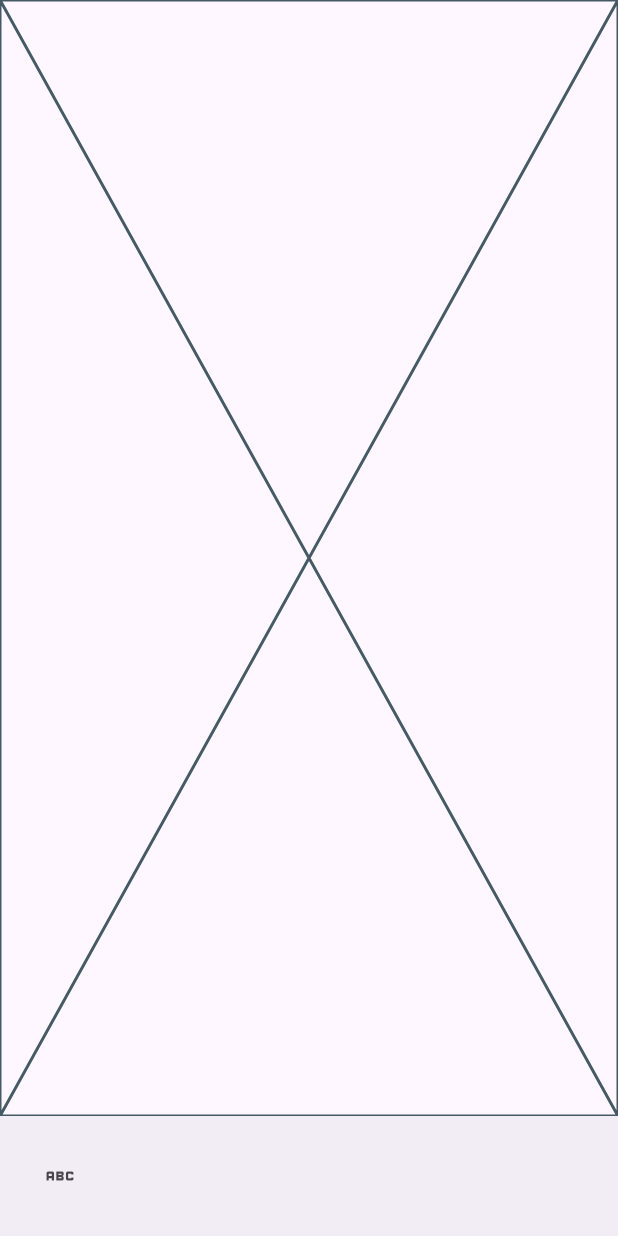
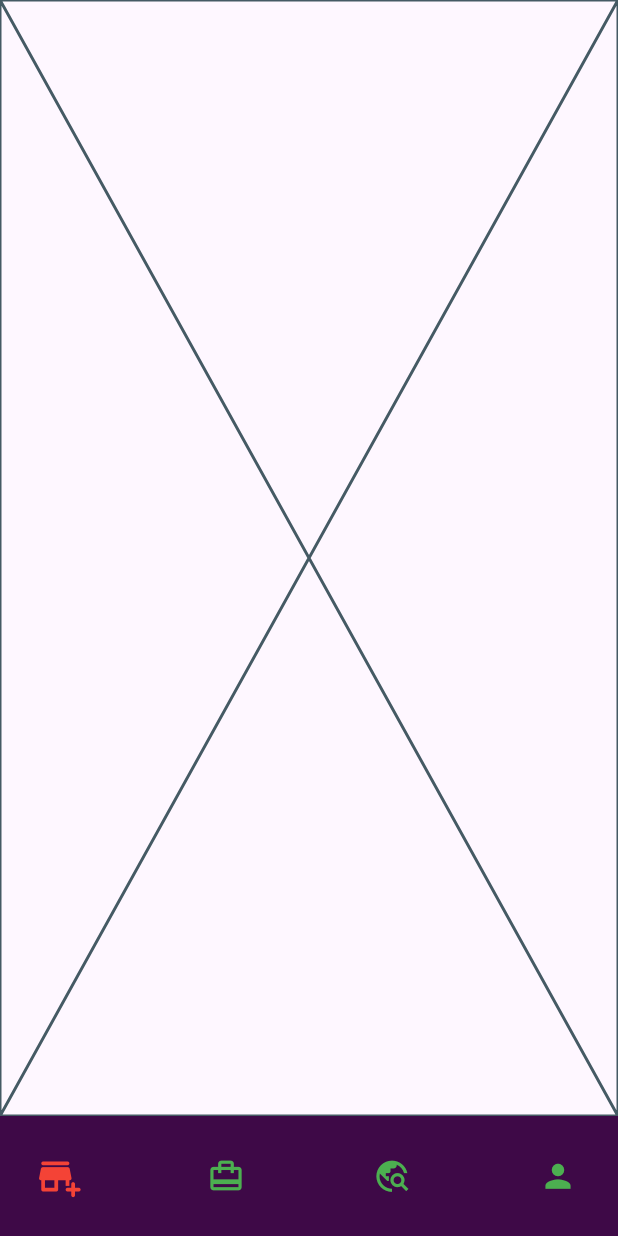
Before and after one commit to nabin1079/Foodu-app, a Flutter app: the HomePage screen opened directly, on a phone screen of 412 x 824 dp. Run offline on Flutter 3.47's test engine with Material 3 defaults, Android fonts, the phone set to English and light mode, and no system bars; our stand-ins replace fluttertoast, font_awesome_flutter, shared_preferences; accounts and stored records are empty.

```diff
--- a/lib/main.dart
+++ b/lib/main.dart
@@ -1,6 +1,7 @@
 import 'package:ecommerce/views/splash_screen.dart';
 
 import 'package:flutter/material.dart';
+import 'package:fluttertoast/fluttertoast.dart';
 
 void main() {
   runApp(const MyApp());
@@ -13,6 +14,7 @@ class MyApp extends StatelessWidget {
   @override
   Widget build(BuildContext context) {
     return MaterialApp(
+      builder: FToastBuilder(),
       title: 'Flutter Demo',
       theme: ThemeData(
 
--- a/lib/views/navbar/home.dart
+++ b/lib/views/navbar/home.dart
@@ -1,3 +1,4 @@
+import 'package:ecommerce/views/navbar/explore.dart';
 import 'package:ecommerce/views/navbar/orders.dart';
 import 'package:ecommerce/views/navbar/profile.dart';
 import 'package:ecommerce/views/navbar/shop.dart';
@@ -12,22 +13,102 @@ class HomePage extends StatefulWidget {
 }
 
 class _HomePageState extends State<HomePage> {
-  int index =0;
-final List<Widget> tabs=[
-  const Shoppage(),
-  const Orderpage(),
-  const Profilepage(),
-
-];
+  int index = 0;
+  final List<Widget> tabs = [
+    const Shoppage(),
+    const Orderpage(),
+    const Explorepage(),
+    const Profilepage(),
+  ];
 
   @override
   Widget build(BuildContext context) {
-    return  Scaffold(
+    return Scaffold(
       body: tabs[index],
-      bottomNavigationBar: BottomAppBar(child: Row(children: [
-        IconButton(onPressed: (){}, icon: const Icon(Icons.abc))
-
-      ],),),
+      bottomNavigationBar: BottomAppBar(
+        color: const Color.fromARGB(255, 62, 9, 71),
+        child: Row(
+          mainAxisAlignment: MainAxisAlignment.spaceBetween,
+          children: [
+            IconButton(
+              padding: EdgeInsets.zero,
+              onPressed: () {
+                setState(() {
+                  index = 0;
+                });
+              },
+              icon: index == 0
+                  ? const Icon(
+                      Icons.add_business_rounded,
+                      color: Colors.red,
+                      size: 30,
+                    )
+                  : const Icon(
+                      Icons.add_business_rounded,
+                      color: Colors.green,
+                      size: 25,
+                    ),
+            ),
+            IconButton(
+              padding: EdgeInsets.zero,
+              onPressed: () {
+                setState(() {
+                  index = 1;
+                });
+              },
+              icon: index == 1
+                  ? const Icon(
+                      Icons.card_travel,
+                      color: Colors.red,
+                      size: 30,
+                    )
+                  : const Icon(
+                      Icons.card_travel,
+                      color: Colors.green,
+                      size: 25,
+                    ),
+            ),
+            IconButton(
+              padding: EdgeInsets.zero,
+              onPressed: () {
+                setState(() {
+                  index = 2;
+                });
+              },
+              icon: index == 2
+                  ? const Icon(
+                      Icons.travel_explore_sharp,
+                      color: Colors.red,
+                      size: 30,
+                    )
+                  : const Icon(
+                      Icons.travel_explore_sharp,
+                      color: Colors.green,
+                      size: 25,
+                    ),
+            ),
+            IconButton(
+              padding: EdgeInsets.zero,
+              onPressed: () {
+                setState(() {
+                  index = 3;
+                });
+              },
+              icon: index == 3
+                  ? const Icon(
+                      Icons.person,
+                      color: Colors.red,
+                      size: 30,
+                    )
+                  : const Icon(
+                      Icons.person,
+                      color: Colors.green,
+                      size: 25,
+                    ),
+            )
+          ],
+        ),
+      ),
     );
   }
 }
--- a/pubspec.yaml
+++ b/pubspec.yaml
@@ -38,6 +38,8 @@ dependencies:
   cupertino_icons: ^1.0.6
   font_awesome_flutter: ^10.7.0
   http: ^1.2.1
+  shared_preferences: ^2.2.3
+  fluttertoast: ^8.2.5
 
 dev_dependencies:
   flutter_test:
```
Also changed, not shown: lib/model/productmodel.dart (+66 -24 lines), lib/resource/components/textformfield@widgets.dart (+14 -11 lines), lib/resource/components/util.dart (added, +16 -0 lines), lib/views/continuewithapple.dart (+69 -69 lines), lib/views/gotophonelogin.dart (+120 -37 lines), lib/views/login_screen.dart (+16 -6 lines), lib/views/navbar/explore.dart (added, +15 -0 lines), pubspec.lock, 1 other file.
